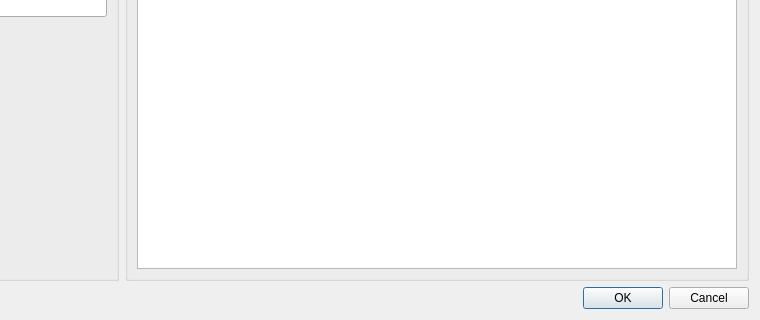
Before: the Qt Designer form molequeue/ui/programconfiguredialog.ui in OpenChemistry/molequeue, drawn with Qt 5; both pictures show x 226 to 986 and y 226 to 546 of the 986 by 546 pixel window.
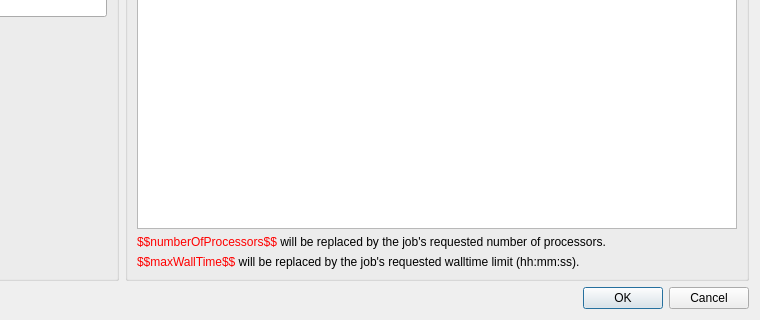
After: the same form once the commit is applied.

Patch:
```diff
--- a/molequeue/ui/programconfiguredialog.ui
+++ b/molequeue/ui/programconfiguredialog.ui
@@ -139,6 +139,13 @@
         </property>
        </widget>
       </item>
+      <item row="2" column="0" colspan="3">
+       <widget class="QLabel" name="label_8">
+        <property name="text">
+         <string>&lt;html&gt;&lt;head/&gt;&lt;body&gt;&lt;p&gt;&lt;span style=&quot; color:#ff0000;&quot;&gt;$$numberOfProcessors$$&lt;/span&gt;&lt;span style=&quot; color:#000000;&quot;&gt; will be replaced by the job's requested number of processors.&lt;/span&gt;&lt;/p&gt;&lt;/body&gt;&lt;/html&gt;</string>
+        </property>
+       </widget>
+      </item>
       <item row="0" column="1">
        <widget class="QComboBox" name="combo_syntax"/>
       </item>
@@ -152,6 +159,13 @@
         </property>
        </widget>
       </item>
+      <item row="3" column="0" colspan="3">
+       <widget class="QLabel" name="label_9">
+        <property name="text">
+         <string>&lt;html&gt;&lt;head/&gt;&lt;body&gt;&lt;p&gt;&lt;span style=&quot; color:#ff0000;&quot;&gt;$$maxWallTime$$&lt;/span&gt;&lt;span style=&quot; color:#000000;&quot;&gt; will be replaced by the job's requested walltime limit (hh:mm:ss).&lt;/span&gt;&lt;/p&gt;&lt;/body&gt;&lt;/html&gt;</string>
+        </property>
+       </widget>
+      </item>
      </layout>
     </widget>
    </item>
```
Left out of the diff: 14 changed lines with no effect on the pictures.
